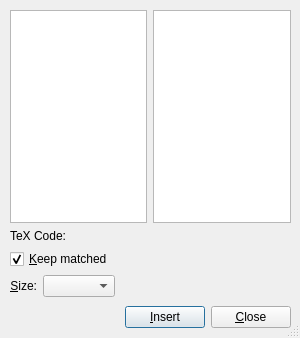
First picture: the form in src/frontends/qt4/ui/DelimiterUi.ui, repository rpavlik/lyx-lucid-backport, before the edit.
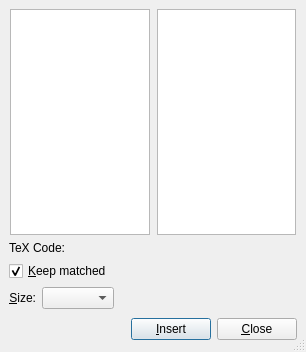
Second picture: the form after the edit.

```diff
--- a/src/frontends/qt4/ui/DelimiterUi.ui
+++ b/src/frontends/qt4/ui/DelimiterUi.ui
@@ -5,14 +5,12 @@
    <rect>
     <x>0</x>
     <y>0</y>
-    <width>300</width>
-    <height>338</height>
+    <width>306</width>
+    <height>352</height>
    </rect>
   </property>
   <property name="sizePolicy" >
-   <sizepolicy>
-    <hsizetype>5</hsizetype>
-    <vsizetype>5</vsizetype>
+   <sizepolicy vsizetype="Preferred" hsizetype="Preferred" >
     <horstretch>0</horstretch>
     <verstretch>0</verstretch>
    </sizepolicy>
@@ -35,15 +33,8 @@
   <property name="sizeGripEnabled" >
    <bool>true</bool>
   </property>
-  <widget class="QWidget" name="layoutWidget" >
-   <property name="geometry" >
-    <rect>
-     <x>10</x>
-     <y>10</y>
-     <width>281</width>
-     <height>321</height>
-    </rect>
-   </property>
+  <layout class="QGridLayout" name="gridLayout" >
+   <item row="0" column="0" >
    <layout class="QGridLayout" >
     <property name="margin" >
      <number>0</number>
@@ -51,7 +42,7 @@
     <property name="spacing" >
      <number>6</number>
     </property>
-    <item row="4" column="0" >
+     <item row="0" column="0" >
      <layout class="QHBoxLayout" >
       <property name="margin" >
        <number>0</number>
@@ -59,119 +50,86 @@
       <property name="spacing" >
        <number>6</number>
       </property>
-      <item>
-       <spacer>
-        <property name="orientation" >
-         <enum>Qt::Horizontal</enum>
-        </property>
-        <property name="sizeType" >
-         <enum>QSizePolicy::Expanding</enum>
-        </property>
-        <property name="sizeHint" >
-         <size>
-          <width>50</width>
-          <height>28</height>
-         </size>
-        </property>
-       </spacer>
-      </item>
+       <property name="margin" >
+        <number>0</number>
+       </property>
       <item>
-       <widget class="QPushButton" name="insertPB" >
+        <widget class="QListWidget" name="leftLW" >
         <property name="sizePolicy" >
-         <sizepolicy>
-          <hsizetype>5</hsizetype>
-          <vsizetype>0</vsizetype>
+          <sizepolicy vsizetype="Preferred" hsizetype="Preferred" >
           <horstretch>0</horstretch>
           <verstretch>0</verstretch>
          </sizepolicy>
         </property>
-        <property name="toolTip" >
-         <string>Insert the delimiters</string>
-        </property>
-        <property name="text" >
-         <string>&amp;Insert</string>
-        </property>
-       </widget>
-      </item>
-      <item>
-       <widget class="QPushButton" name="closePB" >
-        <property name="sizePolicy" >
-         <sizepolicy>
-          <hsizetype>5</hsizetype>
-          <vsizetype>0</vsizetype>
-          <horstretch>0</horstretch>
-          <verstretch>0</verstretch>
-         </sizepolicy>
-        </property>
-        <property name="text" >
-         <string>&amp;Close</string>
-        </property>
-       </widget>
-      </item>
-     </layout>
-    </item>
-    <item row="3" column="0" >
-     <layout class="QHBoxLayout" >
-      <property name="margin" >
+         <property name="minimumSize" >
+          <size>
+           <width>60</width>
+           <height>0</height>
+          </size>
+         </property>
+         <property name="maximumSize" >
+          <size>
+           <width>140</width>
+           <height>16777215</height>
+          </size>
+         </property>
+         <property name="iconSize" >
+          <size>
+           <width>16</width>
+           <height>16</height>
+          </size>
+         </property>
+         <property name="resizeMode" >
+          <enum>QListView::Adjust</enum>
+         </property>
+         <property name="spacing" >
        <number>0</number>
       </property>
-      <property name="spacing" >
-       <number>6</number>
-      </property>
-      <item>
-       <widget class="QLabel" name="label" >
-        <property name="sizePolicy" >
-         <sizepolicy>
-          <hsizetype>5</hsizetype>
-          <vsizetype>0</vsizetype>
-          <horstretch>0</horstretch>
-          <verstretch>0</verstretch>
-         </sizepolicy>
-        </property>
-        <property name="text" >
-         <string>&amp;Size:</string>
-        </property>
-        <property name="alignment" >
-         <set>Qt::AlignRight|Qt::AlignTrailing|Qt::AlignVCenter</set>
-        </property>
-        <property name="buddy" >
-         <cstring>sizeCO</cstring>
-        </property>
+         <property name="currentRow" >
+          <number>-1</number>
+         </property>
        </widget>
       </item>
       <item>
-       <widget class="QComboBox" name="sizeCO" >
+        <widget class="QListWidget" name="rightLW" >
         <property name="sizePolicy" >
-         <sizepolicy>
-          <hsizetype>5</hsizetype>
-          <vsizetype>0</vsizetype>
+          <sizepolicy vsizetype="Preferred" hsizetype="Preferred" >
           <horstretch>0</horstretch>
           <verstretch>0</verstretch>
          </sizepolicy>
         </property>
-       </widget>
-      </item>
-      <item>
-       <spacer>
-        <property name="orientation" >
-         <enum>Qt::Horizontal</enum>
-        </property>
-        <property name="sizeHint" >
+         <property name="minimumSize" >
+          <size>
+           <width>60</width>
+           <height>0</height>
+          </size>
+         </property>
+         <property name="maximumSize" >
          <size>
-          <width>40</width>
-          <height>20</height>
-         </size>
-        </property>
-       </spacer>
+           <width>139</width>
+           <height>16777215</height>
+          </size>
+         </property>
+         <property name="iconSize" >
+          <size>
+           <width>16</width>
+           <height>16</height>
+          </size>
+         </property>
+         <property name="resizeMode" >
+          <enum>QListView::Adjust</enum>
+         </property>
+         <property name="spacing" >
+          <number>0</number>
+         </property>
+        </widget>
       </item>
      </layout>
     </item>
     <item row="1" column="0" >
      <widget class="QLabel" name="texCodeL" >
       <property name="sizePolicy" >
-       <sizepolicy>
-        <hsizetype>3</hsizetype>
-        <vsizetype>0</vsizetype>
+        <sizepolicy vsizetype="Fixed" hsizetype="MinimumExpanding" >
         <horstretch>0</horstretch>
         <verstretch>0</verstretch>
        </sizepolicy>
@@ -190,97 +148,10 @@
       </property>
      </widget>
     </item>
-    <item row="0" column="0" >
-     <layout class="QHBoxLayout" >
-      <property name="margin" >
-       <number>0</number>
-      </property>
-      <property name="spacing" >
-       <number>6</number>
-      </property>
-      <item>
-       <widget class="QListWidget" name="leftLW" >
-        <property name="sizePolicy" >
-         <sizepolicy>
-          <hsizetype>5</hsizetype>
-          <vsizetype>5</vsizetype>
-          <horstretch>0</horstretch>
-          <verstretch>0</verstretch>
-         </sizepolicy>
-        </property>
-        <property name="minimumSize" >
-         <size>
-          <width>60</width>
-          <height>0</height>
-         </size>
-        </property>
-        <property name="maximumSize" >
-         <size>
-          <width>16777215</width>
-          <height>16777215</height>
-         </size>
-        </property>
-        <property name="iconSize" >
-         <size>
-          <width>16</width>
-          <height>16</height>
-         </size>
-        </property>
-        <property name="resizeMode" >
-         <enum>QListView::Adjust</enum>
-        </property>
-        <property name="spacing" >
-         <number>0</number>
-        </property>
-        <property name="currentRow" >
-         <number>-1</number>
-        </property>
-       </widget>
-      </item>
-      <item>
-       <widget class="QListWidget" name="rightLW" >
-        <property name="sizePolicy" >
-         <sizepolicy>
-          <hsizetype>5</hsizetype>
-          <vsizetype>5</vsizetype>
-          <horstretch>0</horstretch>
-          <verstretch>0</verstretch>
-         </sizepolicy>
-        </property>
-        <property name="minimumSize" >
-         <size>
-          <width>60</width>
-          <height>0</height>
-         </size>
-        </property>
-        <property name="maximumSize" >
-         <size>
-          <width>16777215</width>
-          <height>16777215</height>
-         </size>
-        </property>
-        <property name="iconSize" >
-         <size>
-          <width>16</width>
-          <height>16</height>
-         </size>
-        </property>
-        <property name="resizeMode" >
-         <enum>QListView::Adjust</enum>
-        </property>
-        <property name="spacing" >
-         <number>0</number>
-        </property>
-       </widget>
-      </item>
-     </layout>
-    </item>
     <item row="2" column="0" >
      <widget class="QCheckBox" name="matchCB" >
       <property name="sizePolicy" >
-       <sizepolicy>
-        <hsizetype>3</hsizetype>
-        <vsizetype>0</vsizetype>
+        <sizepolicy vsizetype="Fixed" hsizetype="MinimumExpanding" >
         <horstretch>0</horstretch>
         <verstretch>0</verstretch>
        </sizepolicy>
@@ -296,8 +167,118 @@
       </property>
      </widget>
     </item>
-   </layout>
-  </widget>
+     <item row="3" column="0" >
+      <layout class="QHBoxLayout" >
+       <property name="spacing" >
+        <number>6</number>
+       </property>
+       <property name="margin" >
+        <number>0</number>
+       </property>
+       <item>
+        <widget class="QLabel" name="label" >
+         <property name="sizePolicy" >
+          <sizepolicy vsizetype="Fixed" hsizetype="Preferred" >
+           <horstretch>0</horstretch>
+           <verstretch>0</verstretch>
+          </sizepolicy>
+         </property>
+         <property name="text" >
+          <string>&amp;Size:</string>
+         </property>
+         <property name="alignment" >
+          <set>Qt::AlignRight|Qt::AlignTrailing|Qt::AlignVCenter</set>
+         </property>
+         <property name="buddy" >
+          <cstring>sizeCO</cstring>
+         </property>
+        </widget>
+       </item>
+       <item>
+        <widget class="QComboBox" name="sizeCO" >
+         <property name="sizePolicy" >
+          <sizepolicy vsizetype="Fixed" hsizetype="Preferred" >
+           <horstretch>0</horstretch>
+           <verstretch>0</verstretch>
+          </sizepolicy>
+         </property>
+        </widget>
+       </item>
+       <item>
+        <spacer>
+         <property name="orientation" >
+          <enum>Qt::Horizontal</enum>
+         </property>
+         <property name="sizeHint" stdset="0" >
+          <size>
+           <width>40</width>
+           <height>20</height>
+          </size>
+         </property>
+        </spacer>
+       </item>
+      </layout>
+     </item>
+     <item row="4" column="0" >
+      <layout class="QHBoxLayout" >
+       <property name="spacing" >
+        <number>6</number>
+       </property>
+       <property name="margin" >
+        <number>0</number>
+       </property>
+       <item>
+        <spacer>
+         <property name="orientation" >
+          <enum>Qt::Horizontal</enum>
+         </property>
+         <property name="sizeType" >
+          <enum>QSizePolicy::Expanding</enum>
+         </property>
+         <property name="sizeHint" stdset="0" >
+          <size>
+           <width>50</width>
+           <height>28</height>
+          </size>
+         </property>
+        </spacer>
+       </item>
+       <item>
+        <widget class="QPushButton" name="insertPB" >
+         <property name="sizePolicy" >
+          <sizepolicy vsizetype="Fixed" hsizetype="Preferred" >
+           <horstretch>0</horstretch>
+           <verstretch>0</verstretch>
+          </sizepolicy>
+         </property>
+         <property name="toolTip" >
+          <string>Insert the delimiters</string>
+         </property>
+         <property name="text" >
+          <string>&amp;Insert</string>
+         </property>
+        </widget>
+       </item>
+       <item>
+        <widget class="QPushButton" name="closePB" >
+         <property name="sizePolicy" >
+          <sizepolicy vsizetype="Fixed" hsizetype="Preferred" >
+           <horstretch>0</horstretch>
+           <verstretch>0</verstretch>
+          </sizepolicy>
+         </property>
+         <property name="text" >
+          <string>&amp;Close</string>
+         </property>
+        </widget>
+       </item>
+      </layout>
+     </item>
+    </layout>
+   </item>
+  </layout>
+  <zorder>layoutWidget</zorder>
+  <zorder>leftLW</zorder>
  </widget>
  <layoutdefault spacing="6" margin="9" />
  <tabstops>
```
Left out of the diff: 9 changed lines with no effect on the pictures. Lines whose indentation alone changed are shown as unchanged.
